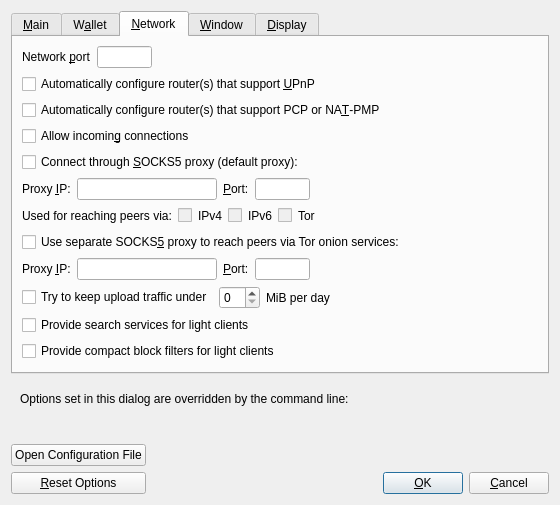
This is src/qt/forms/optionsdialog.ui in l0rinc/bitcoin as Qt 5 draws it before an edit. The edited form follows.
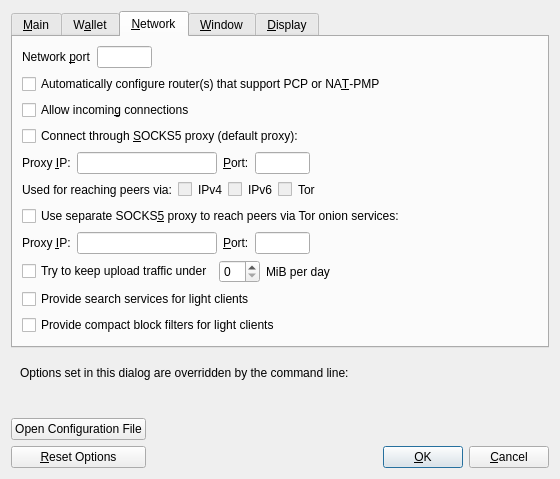
This is the edited form. The open tabs and pages were chosen to show the change. Custom widgets are drawn as their Qt base class.

Commit message:
GUI/OptionsDialog: Refactor UPnP checkbox (move to C++ code)

https://github.com/bitcoinknots/bitcoin/commit/9694a973e9f4008b53802b84dda11adb1769d550

```diff
--- a/src/qt/forms/optionsdialog.ui
+++ b/src/qt/forms/optionsdialog.ui
@@ -385,16 +385,6 @@
          </item>
         </layout>
        </item>
-       <item>
-        <widget class="QCheckBox" name="mapPortUpnp">
-         <property name="toolTip">
-          <string>Automatically open the Bitcoin client port on the router. This only works when your router supports UPnP and it is enabled.</string>
-         </property>
-         <property name="text">
-          <string>Automatically configure router(s) that support &amp;UPnP</string>
-         </property>
-        </widget>
-       </item>
        <item>
         <widget class="QCheckBox" name="mapPortNatpmp">
          <property name="toolTip">
```
The commit also changes 2 other files.
